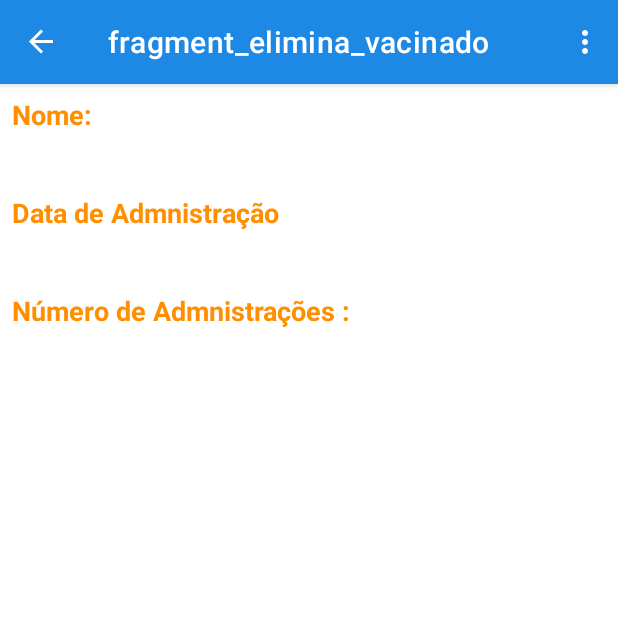
After one commit to Pedromatos98/COVID, an Android app: the EliminaVacinadoFragment screen opened through its navigation route, on a phone screen of 412 x 824 dp, the top half of it. The commit adds this screen. Run offline under Robolectric (Android 15) with nearby library versions, the phone set to English and light mode, and no system bars; our stand-ins replace navigation-ui.

Commit message:
Criado fragmento Elimina Vacinado

```diff
--- /dev/null
+++ b/app/src/main/java/com/example/covid/EliminaVacinadoFragment.kt
@@ -0,0 +1,59 @@
+package com.example.covid
+
+import android.os.Bundle
+import androidx.fragment.app.Fragment
+import android.view.LayoutInflater
+import android.view.View
+import android.view.ViewGroup
+
+// TODO: Rename parameter arguments, choose names that match
+// the fragment initialization parameters, e.g. ARG_ITEM_NUMBER
+private const val ARG_PARAM1 = "param1"
+private const val ARG_PARAM2 = "param2"
+
+/**
+ * A simple [Fragment] subclass.
+ * Use the [EliminaVacinadoFragment.newInstance] factory method to
+ * create an instance of this fragment.
+ */
+class EliminaVacinadoFragment : Fragment() {
+    // TODO: Rename and change types of parameters
+    private var param1: String? = null
+    private var param2: String? = null
+
+    override fun onCreate(savedInstanceState: Bundle?) {
+        super.onCreate(savedInstanceState)
+        arguments?.let {
+            param1 = it.getString(ARG_PARAM1)
+            param2 = it.getString(ARG_PARAM2)
+        }
+    }
+
+    override fun onCreateView(
+        inflater: LayoutInflater, container: ViewGroup?,
+        savedInstanceState: Bundle?
+    ): View? {
+        // Inflate the layout for this fragment
+        return inflater.inflate(R.layout.fragment_elimina_vacinado, container, false)
+    }
+
+    companion object {
+        /**
+         * Use this factory method to create a new instance of
+         * this fragment using the provided parameters.
+         *
+         * @param param1 Parameter 1.
+         * @param param2 Parameter 2.
+         * @return A new instance of fragment EliminaVacinadoFragment.
+         */
+        // TODO: Rename and change types and number of parameters
+        @JvmStatic
+        fun newInstance(param1: String, param2: String) =
+            EliminaVacinadoFragment().apply {
+                arguments = Bundle().apply {
+                    putString(ARG_PARAM1, param1)
+                    putString(ARG_PARAM2, param2)
+                }
+            }
+    }
+}
--- /dev/null
+++ b/app/src/main/res/layout/fragment_elimina_vacinado.xml
@@ -0,0 +1,89 @@
+<?xml version="1.0" encoding="utf-8"?>
+<LinearLayout xmlns:android="http://schemas.android.com/apk/res/android"
+    xmlns:tools="http://schemas.android.com/tools"
+    android:layout_width="match_parent"
+    android:layout_height="match_parent"
+    android:orientation="vertical"
+    tools:context=".EliminaVacinadoFragment" >
+
+    <TextView
+        android:id="@+id/textView19"
+        android:layout_width="match_parent"
+        android:layout_height="wrap_content"
+        android:layout_marginStart="@dimen/margem_ecran"
+        android:layout_marginLeft="@dimen/margem_ecran"
+        android:layout_marginTop="@dimen/margem_ecran"
+        android:layout_marginEnd="@dimen/margem_ecran"
+        android:layout_marginRight="@dimen/margem_ecran"
+        android:text="Nome:"
+        android:textAppearance="@style/TextAppearance.AppCompat.Medium"
+        android:textColor="@color/cor_destaque"
+        android:textStyle="bold" />
+
+    <TextView
+        android:id="@+id/textViewNomeVacinado"
+        android:layout_width="match_parent"
+        android:layout_height="wrap_content"
+        android:layout_marginStart="@dimen/margem_ecran"
+        android:layout_marginLeft="@dimen/margem_ecran"
+        android:layout_marginTop="@dimen/margem_campos"
+        android:layout_marginEnd="@dimen/margem_ecran"
+        android:layout_marginRight="@dimen/margem_ecran"
+        android:textAppearance="@style/TextAppearance.AppCompat.Medium"
+        android:textColor="@color/black"
+        tools:text="Alberto" />
+
+    <TextView
+        android:id="@+id/textView23"
+        android:layout_width="match_parent"
+        android:layout_height="wrap_content"
+        android:layout_marginStart="@dimen/margem_ecran"
+        android:layout_marginLeft="@dimen/margem_ecran"
+        android:layout_marginTop="@dimen/margem_campos"
+        android:layout_marginEnd="@dimen/margem_ecran"
+        android:layout_marginRight="@dimen/margem_ecran"
+        android:text="Data de Admnistração"
+        android:textAppearance="@style/TextAppearance.AppCompat.Medium"
+        android:textColor="@color/cor_destaque"
+        android:textStyle="bold" />
+
+    <TextView
+        android:id="@+id/textViewDataAdmnistracao"
+        android:layout_width="match_parent"
+        android:layout_height="wrap_content"
+        android:layout_marginStart="@dimen/margem_ecran"
+        android:layout_marginLeft="@dimen/margem_ecran"
+        android:layout_marginTop="@dimen/margem_campos"
+        android:layout_marginEnd="@dimen/margem_ecran"
+        android:layout_marginRight="@dimen/margem_ecran"
+        android:textAppearance="@style/TextAppearance.AppCompat.Medium"
+        android:textColor="@color/black"
+        tools:text="01/07/2021" />
+
+    <TextView
+        android:id="@+id/textView25"
+        android:layout_width="match_parent"
+        android:layout_height="wrap_content"
+        android:layout_marginStart="@dimen/margem_ecran"
+        android:layout_marginLeft="@dimen/margem_ecran"
+        android:layout_marginTop="@dimen/margem_campos"
+        android:layout_marginEnd="@dimen/margem_ecran"
+        android:layout_marginRight="@dimen/margem_ecran"
+        android:text="Número de Admnistrações :"
+        android:textAppearance="@style/TextAppearance.AppCompat.Medium"
+        android:textColor="@color/cor_destaque"
+        android:textStyle="bold"/>
+
+    <TextView
+        android:id="@+id/textView26"
+        android:layout_width="match_parent"
+        android:layout_height="wrap_content"
+        android:layout_marginStart="@dimen/margem_ecran"
+        android:layout_marginLeft="@dimen/margem_ecran"
+        android:layout_marginTop="@dimen/margem_campos"
+        android:layout_marginEnd="@dimen/margem_ecran"
+        android:layout_marginRight="@dimen/margem_ecran"
+        android:textAppearance="@style/TextAppearance.AppCompat.Medium"
+        android:textColor="@color/black"
+        tools:text="1" />
+</LinearLayout>
--- a/app/src/main/res/navigation/nav_graph.xml
+++ b/app/src/main/res/navigation/nav_graph.xml
@@ -121,6 +121,9 @@
         <action
             android:id="@+id/action_listaVacinadosFragment_to_novoVacinadoFragment"
             app:destination="@id/novoVacinadoFragment" />
+        <action
+            android:id="@+id/action_listaVacinadosFragment_to_eliminaVacinadoFragment"
+            app:destination="@id/eliminaVacinadoFragment" />
     </fragment>
     <fragment
         android:id="@+id/novoVacinadoFragment"
@@ -131,4 +134,13 @@
             android:id="@+id/action_novoVacinadoFragment_to_listaVacinadosFragment"
             app:destination="@id/listaVacinadosFragment" />
     </fragment>
+    <fragment
+        android:id="@+id/eliminaVacinadoFragment"
+        android:name="com.example.covid.EliminaVacinadoFragment"
+        android:label="fragment_elimina_vacinado"
+        tools:layout="@layout/fragment_elimina_vacinado" >
+        <action
+            android:id="@+id/action_eliminaVacinadoFragment_to_listaVacinadosFragment"
+            app:destination="@id/listaVacinadosFragment" />
+    </fragment>
 </navigation>
```
